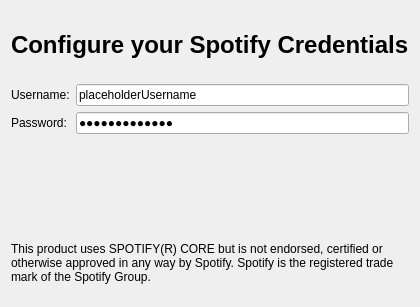
Above: spotify/config.ui from tomahawk-player/tomahawk-resolvers before the change. Below: the same form after it.
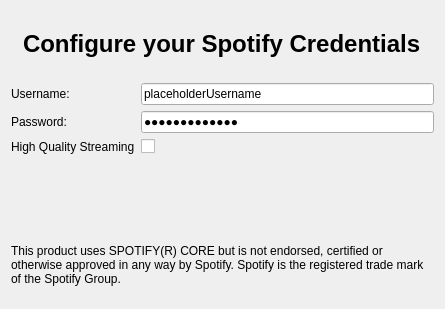
That is the form after the change. Icons and pictures are not drawn.

Commit message: add High Quality Streaming option for Spotify

What changed in the file:
```diff
--- a/spotify/config.ui
+++ b/spotify/config.ui
@@ -6,8 +6,8 @@
    <rect>
     <x>0</x>
     <y>0</y>
-    <width>380</width>
-    <height>307</height>
+    <width>445</width>
+    <height>309</height>
    </rect>
   </property>
   <property name="sizePolicy">
@@ -100,6 +100,23 @@
        </property>
       </widget>
      </item>
+     <item row="2" column="0">
+      <widget class="QLabel" name="streamingLabel">
+       <property name="text">
+        <string>High Quality Streaming</string>
+       </property>
+      </widget>
+     </item>
+     <item row="2" column="1">
+      <widget class="QCheckBox" name="streamingCheckbox">
+       <property name="text">
+        <string/>
+       </property>
+       <property name="checked">
+        <bool>STREAMING_DEFAULT</bool>
+       </property>
+      </widget>
+     </item>
     </layout>
    </item>
    <item>
```
The commit also changes 2 other files.
